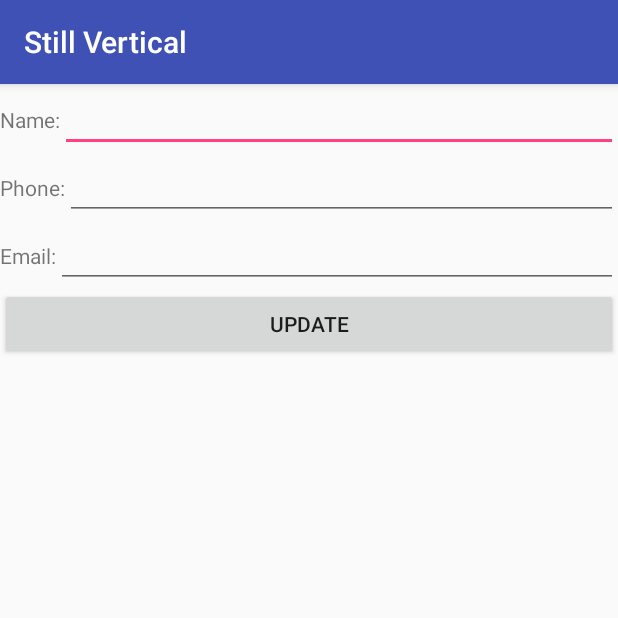
After one commit to mrobbeloth/StillVertical, an Android app: the NotificationSetupActivity screen opened directly, with no data from a screen before it, on a phone screen of 412 x 824 dp, the top half of it. The commit adds this screen. Run offline under Robolectric (Android 15) with nearby library versions, the phone set to English and light mode, and no system bars.

Commit message:
Add new activity to set up contact information

```diff
--- a/app/src/main/AndroidManifest.xml
+++ b/app/src/main/AndroidManifest.xml
@@ -1,6 +1,6 @@
 <?xml version="1.0" encoding="utf-8"?>
 <manifest xmlns:android="http://schemas.android.com/apk/res/android"
-    package="robbeloth.consulting.services.stillvertical">
+          package="robbeloth.consulting.services.stillvertical">
 
     <application
         android:allowBackup="true"
@@ -11,10 +11,12 @@
         android:theme="@style/AppTheme">
         <activity android:name=".NotifyRelativeActivity">
             <intent-filter>
-                <action android:name="android.intent.action.MAIN" />
+                <action android:name="android.intent.action.MAIN"/>
 
-                <category android:name="android.intent.category.LAUNCHER" />
+                <category android:name="android.intent.category.LAUNCHER"/>
             </intent-filter>
+        </activity>
+        <activity android:name=".NotificationSetupActivity">
         </activity>
     </application>
 
--- /dev/null
+++ b/app/src/main/java/robbeloth/consulting/services/stillvertical/ContactSetup.java
@@ -0,0 +1,35 @@
+package robbeloth.consulting.services.stillvertical;
+
+/**
+ * Created by microbbeloth on 9/1/2017.
+ */
+
+public class ContactSetup {
+    private String name;
+    private String email;
+    private String phone;
+
+    public String getName() {
+        return name;
+    }
+
+    public void setName(String name) {
+        this.name = name;
+    }
+
+    public String getEmail() {
+        return email;
+    }
+
+    public void setEmail(String email) {
+        this.email = email;
+    }
+
+    public String getPhone() {
+        return phone;
+    }
+
+    public void setPhone(String phone) {
+        this.phone = phone;
+    }
+}
--- /dev/null
+++ b/app/src/main/java/robbeloth/consulting/services/stillvertical/NotificationSetupActivity.java
@@ -0,0 +1,38 @@
+package robbeloth.consulting.services.stillvertical;
+
+import android.support.v7.app.AppCompatActivity;
+import android.os.Bundle;
+import android.view.View;
+import android.widget.Button;
+import android.widget.TextView;
+
+import org.w3c.dom.Text;
+
+public class NotificationSetupActivity extends AppCompatActivity {
+    private ContactSetup mContactSetup;
+    private Button mUpdateButton;
+    private TextView mNameTextView;
+    private TextView mPhoneTextView;
+    private TextView mEmailTextView;
+
+    @Override
+    protected void onCreate(Bundle savedInstanceState) {
+        super.onCreate(savedInstanceState);
+        setContentView(R.layout.activity_notification_setup);
+
+        mNameTextView = (TextView) findViewById(R.id.name_field);
+        mPhoneTextView = (TextView) findViewById(R.id.phone_field);
+        mNameTextView = (TextView) findViewById(R.id.email_field);
+
+        mUpdateButton = (Button) findViewById(R.id.update_button);
+        mUpdateButton.setOnClickListener(new View.OnClickListener() {
+            @Override
+            public void onClick(View v) {
+                mContactSetup = new ContactSetup();
+                mContactSetup.setName(mNameTextView.getText().toString());
+                mContactSetup.setPhone(mPhoneTextView.getText().toString());
+                mContactSetup.setEmail(mEmailTextView.getText().toString());
+            }
+        });
+    }
+}
--- /dev/null
+++ b/app/src/main/res/layout/activity_notification_setup.xml
@@ -0,0 +1,63 @@
+<LinearLayout android:layout_height="match_parent"
+              android:layout_width="match_parent"
+              android:orientation="vertical"
+              xmlns:android="http://schemas.android.com/apk/res/android">
+
+    <LinearLayout
+        android:layout_width="match_parent"
+        android:layout_height="wrap_content"
+        android:orientation="horizontal">
+
+        <TextView
+            android:layout_width="wrap_content"
+            android:layout_height="wrap_content"
+            android:text="@string/name"/>
+
+        <EditText
+            android:layout_width="match_parent"
+            android:layout_height="wrap_content"
+            android:id="@+id/name_field"/>
+
+    </LinearLayout>
+
+    <LinearLayout
+        android:layout_width="match_parent"
+        android:layout_height="wrap_content"
+        android:orientation="horizontal">
+
+        <TextView
+            android:layout_width="wrap_content"
+            android:layout_height="wrap_content"
+            android:text="@string/phone"/>
+
+        <EditText
+            android:layout_width="match_parent"
+            android:layout_height="wrap_content"
+            android:id="@+id/phone_field"/>
+
+    </LinearLayout>
+
+    <LinearLayout
+        android:layout_width="match_parent"
+        android:layout_height="wrap_content"
+        android:orientation="horizontal">
+
+        <TextView
+            android:layout_width="wrap_content"
+            android:layout_height="wrap_content"
+            android:text="@string/email"/>
+
+        <EditText
+            android:layout_width="match_parent"
+            android:layout_height="wrap_content"
+            android:id="@+id/email_field"/>
+
+    </LinearLayout>
+
+    <Button
+        android:layout_width="match_parent"
+        android:layout_height="wrap_content"
+        android:text="@string/update_button_text"
+        android:id="@+id/update_button"/>
+
+</LinearLayout>
--- a/app/src/main/res/values/strings.xml
+++ b/app/src/main/res/values/strings.xml
@@ -3,10 +3,14 @@
     <string name="no_records">No previous notifications</string>
     <string name="okay_button">I\'m Okay!</string>
     <string name="last_time_prefix">You last told your loved one you we\'re okay on:\n "</string>
-    <string name="action_completed">You just told your loved one you\'re okay</string>
+    <string name="action_completed" translatable="false">You just told your loved one you\'re okay</string>
     <string name="previous_times">Previous Check-ins:</string>
     <string name="next_button_text">Next</string>
     <string name="prev_button_text">Previous</string>
     <string name="time_frozen">Time is frozen</string>
     <string name="elapsed_time">Elapsed time since last check-in:</string>
+    <string name="name">Name:</string>
+    <string name="email">Email:</string>
+    <string name="phone">Phone:</string>
+    <string name="update_button_text">Update</string>
 </resources>
```
Also changed, not shown: 16 other files.
